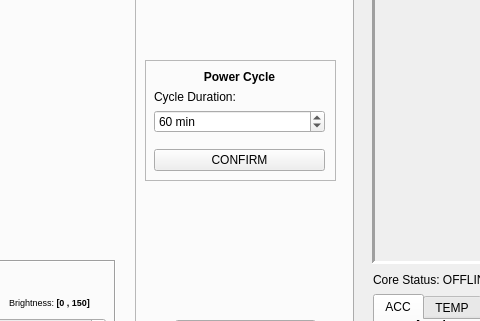
Qt form _ui/Clinostat.ui (CoCl-Jerry/SciSpin_Max_Dev) before a commit; both pictures show x 287 to 767 and y 96 to 417 of the 1024 by 575 pixel window.
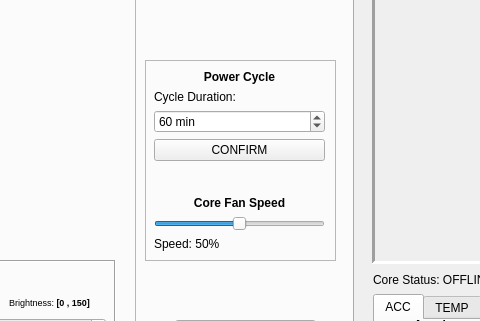
The same form after that commit. Icons and pictures are not drawn.

What changed in the file:
```diff
--- a/_ui/Clinostat.ui
+++ b/_ui/Clinostat.ui
@@ -369,7 +369,7 @@
         <x>420</x>
         <y>120</y>
         <width>191</width>
-        <height>121</height>
+        <height>201</height>
        </rect>
       </property>
       <property name="frameShape">
@@ -384,7 +384,7 @@
          <x>9</x>
          <y>10</y>
          <width>171</width>
-         <height>101</height>
+         <height>181</height>
         </rect>
        </property>
        <layout class="QVBoxLayout" name="verticalLayout_18">
@@ -418,6 +418,16 @@
           </property>
          </widget>
         </item>
+        <item>
+         <widget class="QPushButton" name="confirmCycle_pushButton">
+          <property name="toolTip">
+           <string>All LEDs are toggled at the end of each cycle</string>
+          </property>
+          <property name="text">
+           <string>CONFIRM</string>
+          </property>
+         </widget>
+        </item>
         <item>
          <spacer name="verticalSpacer">
           <property name="orientation">
@@ -432,12 +442,29 @@
          </spacer>
         </item>
         <item>
-         <widget class="QPushButton" name="confirmCycle_pushButton">
-          <property name="toolTip">
-           <string>All LEDs are toggled at the end of each cycle</string>
+         <widget class="QLabel" name="fanSpeed_label">
+          <property name="text">
+           <string>&lt;html&gt;&lt;head/&gt;&lt;body&gt;&lt;p align=&quot;center&quot;&gt;&lt;span style=&quot; font-weight:600;&quot;&gt;Core Fan Speed&lt;/span&gt;&lt;/p&gt;&lt;/body&gt;&lt;/html&gt;</string>
           </property>
+         </widget>
+        </item>
+        <item>
+         <widget class="QSlider" name="fanSpeed_horizontalSlider">
+          <property name="maximum">
+           <number>100</number>
+          </property>
+          <property name="value">
+           <number>50</number>
+          </property>
+          <property name="orientation">
+           <enum>Qt::Horizontal</enum>
+          </property>
+         </widget>
+        </item>
+        <item>
+         <widget class="QLabel" name="fanSpeed__label">
           <property name="text">
-           <string>CONFIRM</string>
+           <string>Speed: 50%</string>
           </property>
          </widget>
         </item>
```
Left out of the diff: 2 changed lines with no effect on the pictures.
